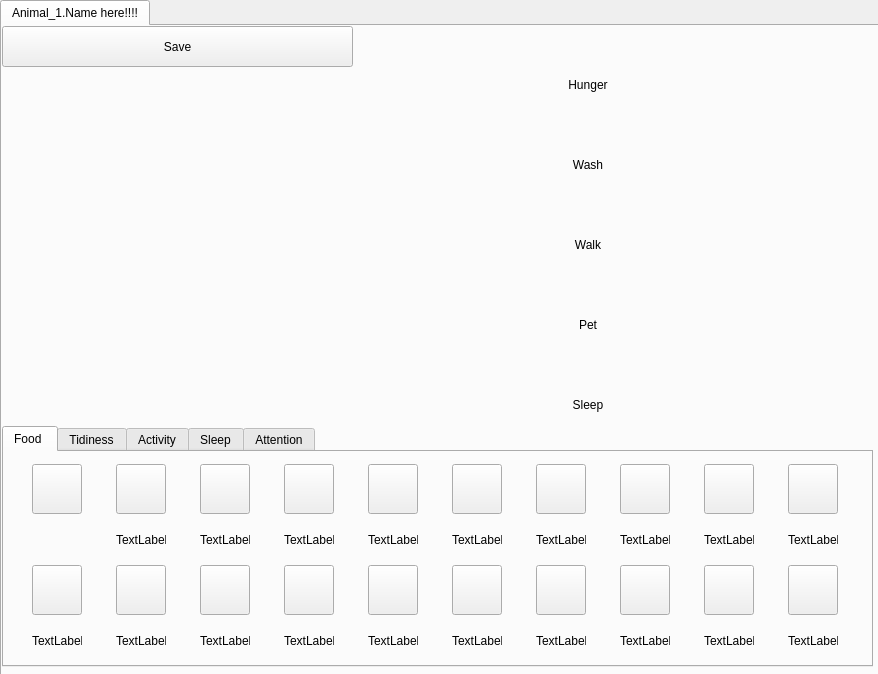
This is animalwindow.ui in lrchva/Tamagotchi as Qt 5 draws it before an edit. The edited form follows.
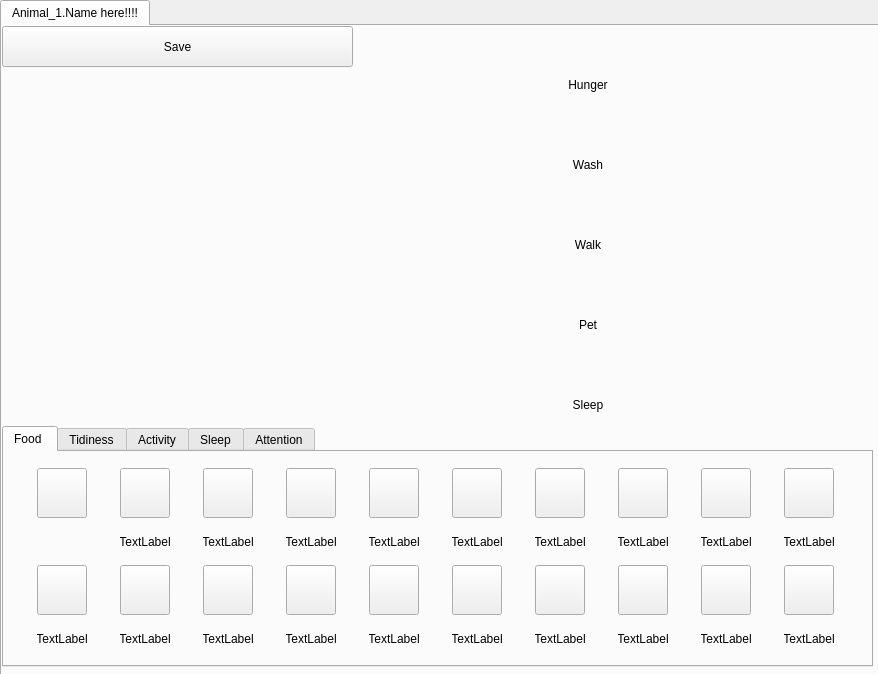
This is the edited form. Icons and pictures are not drawn.

The edit to the form file:
```diff
--- a/animalwindow.ui
+++ b/animalwindow.ui
@@ -89,6 +89,12 @@
         </rect>
        </property>
        <layout class="QGridLayout" name="gridLayout">
+        <property name="sizeConstraint">
+         <enum>QLayout::SetDefaultConstraint</enum>
+        </property>
+        <property name="spacing">
+         <number>0</number>
+        </property>
         <item row="2" column="2">
          <widget class="QPushButton" name="t1_itemButton_11">
           <property name="sizePolicy">
@@ -134,6 +140,9 @@
           <property name="text">
            <string>TextLabel</string>
           </property>
+          <property name="alignment">
+           <set>Qt::AlignCenter</set>
+          </property>
          </widget>
         </item>
         <item row="2" column="7">
@@ -237,6 +246,9 @@
           <property name="text">
            <string>TextLabel</string>
           </property>
+          <property name="alignment">
+           <set>Qt::AlignCenter</set>
+          </property>
          </widget>
         </item>
         <item row="2" column="0">
@@ -340,6 +352,9 @@
           <property name="text">
            <string>TextLabel</string>
           </property>
+          <property name="alignment">
+           <set>Qt::AlignCenter</set>
+          </property>
          </widget>
         </item>
         <item row="0" column="8">
@@ -415,6 +430,9 @@
           <property name="text">
            <string>TextLabel</string>
           </property>
+          <property name="alignment">
+           <set>Qt::AlignCenter</set>
+          </property>
          </widget>
         </item>
         <item row="1" column="1">
@@ -434,6 +452,9 @@
           <property name="text">
            <string>TextLabel</string>
           </property>
+          <property name="alignment">
+           <set>Qt::AlignCenter</set>
+          </property>
          </widget>
         </item>
         <item row="1" column="7">
@@ -453,6 +474,9 @@
           <property name="text">
            <string>TextLabel</string>
           </property>
+          <property name="alignment">
+           <set>Qt::AlignCenter</set>
+          </property>
          </widget>
         </item>
         <item row="0" column="0">
@@ -532,6 +556,9 @@
           <property name="text">
            <string>TextLabel</string>
           </property>
+          <property name="alignment">
+           <set>Qt::AlignCenter</set>
+          </property>
          </widget>
         </item>
         <item row="0" column="7">
@@ -775,6 +802,9 @@
           <property name="text">
            <string>TextLabel</string>
           </property>
+          <property name="alignment">
+           <set>Qt::AlignCenter</set>
+          </property>
          </widget>
         </item>
         <item row="2" column="4">
@@ -822,6 +852,9 @@
           <property name="text">
            <string>TextLabel</string>
           </property>
+          <property name="alignment">
+           <set>Qt::AlignCenter</set>
+          </property>
          </widget>
         </item>
         <item row="3" column="0">
@@ -841,6 +874,9 @@
           <property name="text">
            <string>TextLabel</string>
           </property>
+          <property name="alignment">
+           <set>Qt::AlignCenter</set>
+          </property>
          </widget>
         </item>
         <item row="3" column="1">
@@ -860,6 +896,9 @@
           <property name="text">
            <string>TextLabel</string>
           </property>
+          <property name="alignment">
+           <set>Qt::AlignCenter</set>
+          </property>
          </widget>
         </item>
         <item row="3" column="2">
@@ -879,6 +918,9 @@
           <property name="text">
            <string>TextLabel</string>
           </property>
+          <property name="alignment">
+           <set>Qt::AlignCenter</set>
+          </property>
          </widget>
         </item>
         <item row="3" column="3">
@@ -898,6 +940,9 @@
           <property name="text">
            <string>TextLabel</string>
           </property>
+          <property name="alignment">
+           <set>Qt::AlignCenter</set>
+          </property>
          </widget>
         </item>
         <item row="3" column="4">
@@ -917,6 +962,9 @@
           <property name="text">
            <string>TextLabel</string>
           </property>
+          <property name="alignment">
+           <set>Qt::AlignCenter</set>
+          </property>
          </widget>
         </item>
         <item row="3" column="5">
@@ -936,6 +984,9 @@
           <property name="text">
            <string>TextLabel</string>
           </property>
+          <property name="alignment">
+           <set>Qt::AlignCenter</set>
+          </property>
          </widget>
         </item>
         <item row="3" column="6">
@@ -955,6 +1006,9 @@
           <property name="text">
            <string>TextLabel</string>
           </property>
+          <property name="alignment">
+           <set>Qt::AlignCenter</set>
+          </property>
          </widget>
         </item>
         <item row="3" column="7">
@@ -974,6 +1028,9 @@
           <property name="text">
            <string>TextLabel</string>
           </property>
+          <property name="alignment">
+           <set>Qt::AlignCenter</set>
+          </property>
          </widget>
         </item>
         <item row="3" column="8">
@@ -993,6 +1050,9 @@
           <property name="text">
            <string>TextLabel</string>
           </property>
+          <property name="alignment">
+           <set>Qt::AlignCenter</set>
+          </property>
          </widget>
         </item>
         <item row="3" column="9">
@@ -1012,6 +1072,9 @@
           <property name="text">
            <string>TextLabel</string>
           </property>
+          <property name="alignment">
+           <set>Qt::AlignCenter</set>
+          </property>
          </widget>
         </item>
        </layout>
```
Left out of the diff: 27 changed lines with no effect on the pictures.
